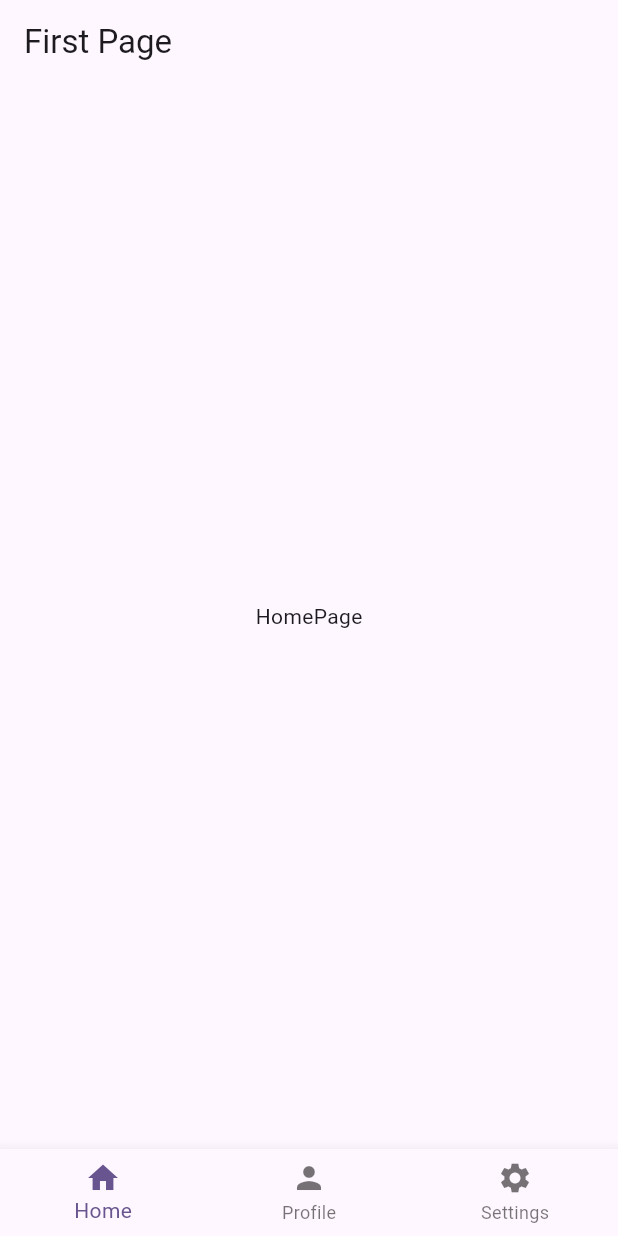
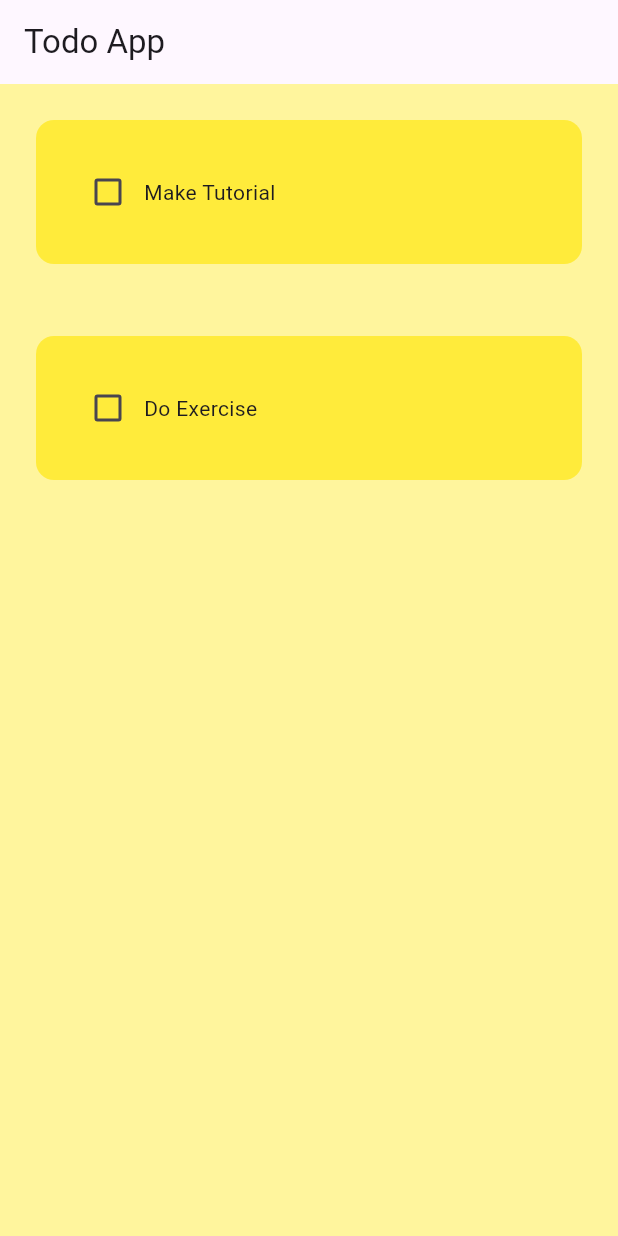
Before and after one commit to Dianagit168/flutter_masterclass, a Flutter app: the screen it shows after launch, on a phone screen of 412 x 824 dp. Run offline on Flutter 3.47's test engine with Material 3 defaults, Android fonts, the phone set to English and light mode, and no system bars.

Commit message:
feat(): add and implement checkbox on todo app

```diff
--- a/lib/first_page.dart
+++ b/lib/first_page.dart
@@ -1,5 +1,5 @@
 import 'package:flutter/material.dart';
-import 'package:flutter_maserclass/home_page.dart';
+import 'package:flutter_maserclass/pages/home_page.dart';
 import 'package:flutter_maserclass/profile_page.dart';
 import 'package:flutter_maserclass/setting_page.dart';
 
--- a/lib/home_page.dart
+++ /dev/null
@@ -1,12 +0,0 @@
-import 'package:flutter/material.dart';
-
-class HomePage extends StatelessWidget {
-  const HomePage({super.key});
-
-  @override
-  Widget build(BuildContext context) {
-    return const Center(
-      child: Text('HomePage'),
-    );
-  }
-}
--- a/lib/main.dart
+++ b/lib/main.dart
@@ -1,5 +1,6 @@
 import 'package:flutter/material.dart';
 import 'package:flutter_maserclass/first_page.dart';
+import 'package:flutter_maserclass/pages/home_page.dart';
 
 void main() {
   runApp(const MyApp());
@@ -13,10 +14,9 @@
   Widget build(BuildContext context) {
     return MaterialApp(
       theme: ThemeData(
-        colorScheme: ColorScheme.fromSeed(seedColor: Colors.deepPurple),
-        useMaterial3: true,
+        primarySwatch: Colors.yellow,
       ),
-      home: const FirstPage(),
+      home: const HomePage(),
     );
   }
 }
--- /dev/null
+++ b/lib/pages/home_page.dart
@@ -0,0 +1,43 @@
+import 'package:flutter/material.dart';
+import 'package:flutter_maserclass/util/todo_tile.dart';
+
+class HomePage extends StatefulWidget {
+  const HomePage({super.key});
+
+  @override
+  State<HomePage> createState() => _HomePageState();
+}
+
+class _HomePageState extends State<HomePage> {
+  List toDo = [
+    ["Make Tutorial", false],
+    ['Do Exercise', false],
+  ];
+  void checkBoxChanged(int index, bool value) {
+    setState(() {
+      String a = toDo[index][0];
+      toDo[index][1] = value;
+      print(a.toString());
+    });
+  }
+
+  @override
+  Widget build(BuildContext context) {
+    return Scaffold(
+      backgroundColor: Colors.yellow[200],
+      appBar: AppBar(
+        title: const Text('Todo App'),
+      ),
+      body: ListView.builder(
+        itemCount: toDo.length,
+        itemBuilder: (BuildContext context, int index) {
+          return TodoTile(
+            taskName: toDo[index][0],
+            taskComplete: toDo[index][1],
+            onChanged: (value) => checkBoxChanged(index, value!),
+          );
+        },
+      ),
+    );
+  }
+}
--- /dev/null
+++ b/lib/util/todo_tile.dart
@@ -0,0 +1,43 @@
+import 'package:flutter/material.dart';
+
+class TodoTile extends StatelessWidget {
+  final String taskName;
+  final bool taskComplete;
+  final void Function(bool?)? onChanged;
+
+  const TodoTile(
+      {super.key,
+      required this.taskName,
+      required this.taskComplete,
+      this.onChanged});
+
+  @override
+  Widget build(BuildContext context) {
+    return Padding(
+      padding: const EdgeInsets.all(24),
+      child: Container(
+        padding: const EdgeInsets.all(24),
+        decoration: BoxDecoration(
+          color: Colors.yellow,
+          borderRadius: BorderRadius.circular(12),
+        ),
+        child: Row(
+          children: [
+            Checkbox(
+              value: taskComplete,
+              onChanged: onChanged,
+              //activeColor: Colors.blue,
+            ),
+            Text(
+              taskName,
+              style: TextStyle(
+                  decoration: taskComplete
+                      ? TextDecoration.lineThrough
+                      : TextDecoration.none),
+            )
+          ],
+        ),
+      ),
+    );
+  }
+}
```
